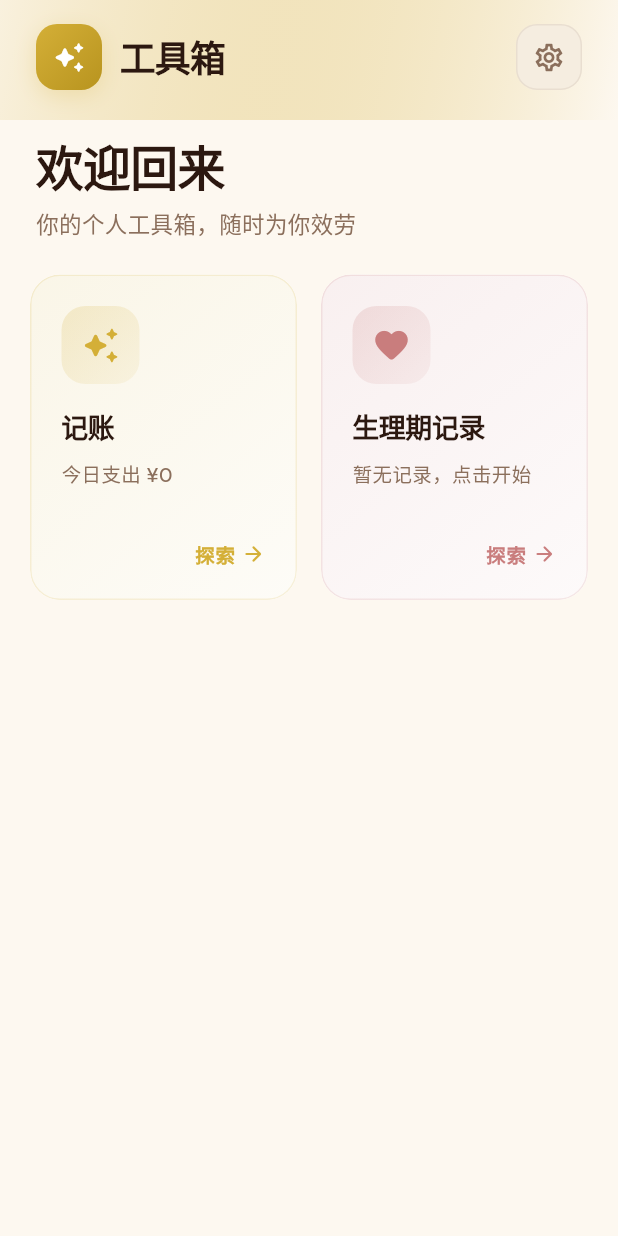
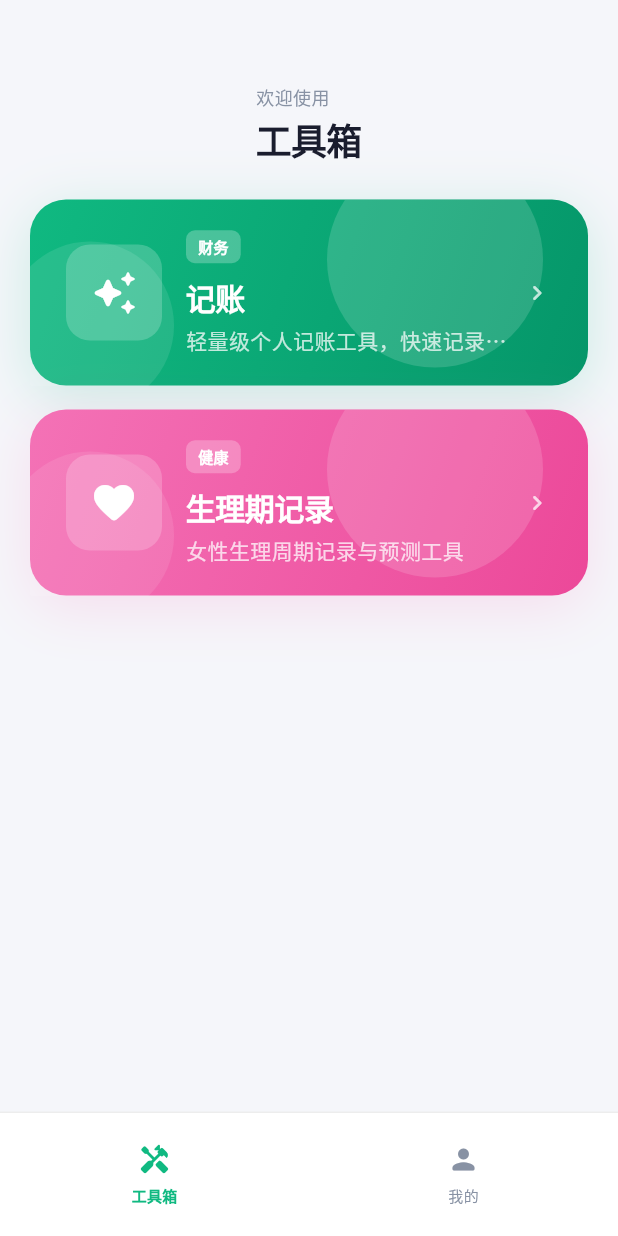
Before and after one commit to yudidayeye/assistance, a Flutter app: the screen it shows after launch, on a phone screen of 412 x 824 dp. Run offline on Flutter 3.47's test engine with Material 3 defaults, Android fonts, the phone set to English and light mode, and no system bars; our stand-ins replace fl_chart, go_router, google_fonts, sqflite_common_ffi; accounts and stored records are empty.

Commit message:
feat: 首页 redesign 为 Figma 工具箱风格 + 修复所有 lint 警告
- 新增 featured_card.dart：高渐变特色卡片（绿色/粉色），含装饰圆形、分类标签、箭头
- 新增 toolbox_bottom_nav.dart：自定义底部导航栏（工具箱/我的）
- 重写 home_page.dart：背景 #f5f6fa，欢迎使用+工具箱头部，FeaturedCard 列表，底部导航
- 标记 module_card.dart 为 DEPRECATED
- 修复 17 项 lint 警告：activeColor 废弃、未使用 import/字段、use_build_context 守卫、花括号缺失等
- flutter analyze 通过：No issues found

```diff
--- a/lib/core/settings/settings_page.dart
+++ b/lib/core/settings/settings_page.dart
@@ -243,7 +243,7 @@ class _SettingsPageState extends State<SettingsPage> {
                 await _settings.setModuleEnabled(module.moduleId, val);
                 setState(() {});
               },
-              activeColor: module.themeColor,
+              activeThumbColor: module.themeColor,
               activeTrackColor: module.themeColor.withAlpha(60),
               inactiveThumbColor: appTheme.earthMedium,
               inactiveTrackColor: appTheme.creamDark,
--- a/lib/core/storage/database_service.dart
+++ b/lib/core/storage/database_service.dart
@@ -1,4 +1,3 @@
-import 'package:sqflite/sqflite.dart';
 import 'package:sqflite_common_ffi/sqflite_ffi.dart';
 import 'package:path/path.dart' as p;
 import 'dart:io' show Platform;
--- a/lib/core/theme/app_theme.dart
+++ b/lib/core/theme/app_theme.dart
@@ -8,7 +8,6 @@ class AppTheme {
   AppTheme._();
 
   // ── 通用属性 ──────────────────────────────────────
-  static const double _r = 16.0;
   static const Color _white = Colors.white;
   static const Color _error = Color(0xFFCF6679);
 
--- a/lib/modules/accounting/models/category.dart
+++ b/lib/modules/accounting/models/category.dart
@@ -43,6 +43,7 @@ class Category {
     final codePoint = map['icon_code_point'] as int;
     final fontFamily = map['icon_font_family'] as String? ?? 'MaterialIcons';
 
+    // ignore: non_const_argument_for_const_parameter
     final iconData = IconData(codePoint, fontFamily: fontFamily);
 
     return Category(
--- a/lib/modules/accounting/pages/add_page.dart
+++ b/lib/modules/accounting/pages/add_page.dart
@@ -30,7 +30,6 @@ class _AddTransactionPageState extends State<AddTransactionPage>
   DateTime _selectedDate = DateTime.now();
   List<Category> _categories = [];
   late AnimationController _typeController;
-  late Animation<double> _typeScaleAnim;
 
   @override
   void initState() {
@@ -39,13 +38,6 @@ class _AddTransactionPageState extends State<AddTransactionPage>
       duration: const Duration(milliseconds: 300),
       vsync: this,
     );
-    _typeScaleAnim = Tween<double>(
-      begin: 1.0,
-      end: 0.95,
-    ).animate(CurvedAnimation(
-      parent: _typeController,
-      curve: Curves.easeInOut,
-    ));
 
     _loadCategories();
     if (widget.editId != null) {
@@ -164,7 +156,7 @@ class _AddTransactionPageState extends State<AddTransactionPage>
         _note = '';
         _selectedDate = DateTime.now();
       });
-    } else {
+    } else if (mounted) {
       context.pop();
     }
   }
--- a/lib/modules/accounting/pages/category_settings.dart
+++ b/lib/modules/accounting/pages/category_settings.dart
@@ -493,7 +493,7 @@ class _CategorySettingsPageState extends State<CategorySettingsPage> {
                             sortOrder: currentCats.length,
                           ),
                         );
-                        Navigator.pop(ctx);
+                        if (ctx.mounted) Navigator.pop(ctx);
                         _loadCategories();
                       },
                       child: Container(
--- a/lib/modules/accounting/widgets/pie_chart.dart
+++ b/lib/modules/accounting/widgets/pie_chart.dart
@@ -33,7 +33,6 @@ class ExpensePieChart extends StatelessWidget {
           sections: stats.asMap().entries.map((entry) {
             final index = entry.key;
             final stat = entry.value;
-            final cat = stat.category;
             final color = _getCategoryColor(appTheme, index);
 
             return PieChartSectionData(
--- a/lib/modules/period_tracker/pages/record_page.dart
+++ b/lib/modules/period_tracker/pages/record_page.dart
@@ -399,7 +399,7 @@ class _PeriodRecordPageState extends State<PeriodRecordPage> {
 
     await PeriodService.instance.insertRecord(record);
 
-    if (!context.mounted) return;
+    if (!mounted) return;
 
     ScaffoldMessenger.of(context).showSnackBar(
       SnackBar(
@@ -420,6 +420,6 @@ class _PeriodRecordPageState extends State<PeriodRecordPage> {
       ),
     );
 
-    context.pop(true);
+    if (mounted) context.pop(true);
   }
 }
--- a/lib/modules/period_tracker/pages/stats_page.dart
+++ b/lib/modules/period_tracker/pages/stats_page.dart
@@ -18,7 +18,6 @@ class PeriodStatsPage extends StatefulWidget {
 class _PeriodStatsPageState extends State<PeriodStatsPage>
     with SingleTickerProviderStateMixin {
   List<PeriodRecord> _records = [];
-  PredictionResult? _prediction;
   bool _loading = true;
   late AnimationController _statsController;
   late Animation<double> _statsFadeAnim;
@@ -48,12 +47,11 @@ class _PeriodStatsPageState extends State<PeriodStatsPage>
     _statsController.reset();
 
     final records = await PeriodService.instance.getAllRecords();
-    final prediction = PredictionService.instance.predict(records);
+    PredictionService.instance.predict(records);
 
     if (mounted) {
       setState(() {
         _records = records;
-        _prediction = prediction;
         _loading = false;
       });
       _statsController.forward();
@@ -98,12 +96,13 @@ class _PeriodStatsPageState extends State<PeriodStatsPage>
     String regularity = '数据不足';
     if (cycleLengths.length >= 3) {
       final stdDev = _calculateStdDev(cycleLengths);
-      if (stdDev < 3)
+      if (stdDev < 3) {
         regularity = '规律';
-      else if (stdDev < 7)
+      } else if (stdDev < 7) {
         regularity = '一般';
-      else
+      } else {
         regularity = '不规律';
+      }
     }
 
     return Scaffold(
@@ -575,7 +574,7 @@ class _PeriodStatsPageState extends State<PeriodStatsPage>
                     child: GestureDetector(
                       onTap: () async {
                         await PeriodService.instance.deleteRecord(id);
-                        Navigator.pop(ctx);
+                        if (ctx.mounted) Navigator.pop(ctx);
                         _loadData();
                       },
                       child: Container(
--- a/lib/modules/period_tracker/widgets/period_calendar.dart
+++ b/lib/modules/period_tracker/widgets/period_calendar.dart
@@ -1,5 +1,4 @@
 import 'package:flutter/material.dart';
-import 'package:google_fonts/google_fonts.dart';
 import '../services/prediction_service.dart';
 import '../models/period_record.dart';
 import '../../../shared/utils/date_utils.dart';
--- a/lib/pages/home_page.dart
+++ b/lib/pages/home_page.dart
@@ -2,11 +2,12 @@ import 'package:flutter/material.dart';
 import 'package:go_router/go_router.dart';
 import 'package:google_fonts/google_fonts.dart';
 import '../core/module_system/module_registry.dart';
+import '../core/module_system/tool_module.dart';
 import '../core/settings/settings_service.dart';
-import '../shared/widgets/module_card.dart';
-import '../core/theme/theme_extension.dart';
+import '../shared/widgets/featured_card.dart';
+import '../shared/widgets/toolbox_bottom_nav.dart';
 
-/// 首页 — 奢华自然主义风格
+/// 首页 — 工具箱展示页
 class HomePage extends StatefulWidget {
   const HomePage({super.key});
 
@@ -14,206 +15,134 @@ class HomePage extends StatefulWidget {
   State<HomePage> createState() => _HomePageState();
 }
 
-class _HomePageState extends State<HomePage>
-    with SingleTickerProviderStateMixin {
+class _HomePageState extends State<HomePage> {
+  int _selectedTabIndex = 0;
   final SettingsService _settings = SettingsService.instance;
-  late AnimationController _headerController;
-  late Animation<double> _headerFadeAnim;
-  late Animation<Offset> _headerSlideAnim;
 
   @override
   void initState() {
     super.initState();
-    _headerController = AnimationController(
-      duration: const Duration(milliseconds: 800),
-      vsync: this,
-    );
-    _headerFadeAnim = CurvedAnimation(
-      parent: _headerController,
-      curve: Curves.easeOut,
-    );
-    _headerSlideAnim = Tween<Offset>(
-      begin: const Offset(0, -0.3),
-      end: Offset.zero,
-    ).animate(CurvedAnimation(
-      parent: _headerController,
-      curve: Curves.easeOutCubic,
-    ));
-
-    _headerController.forward();
-  }
-
-  @override
-  void dispose() {
-    _headerController.dispose();
-    super.dispose();
+    _selectedTabIndex = 0;
   }
 
   @override
   Widget build(BuildContext context) {
-    final theme = Theme.of(context);
-    final appTheme = theme.appTheme;
     final enabledModules = ModuleRegistry.instance.getEnabledModules(_settings);
 
     return Scaffold(
-      backgroundColor: appTheme.cream,
-      body: CustomScrollView(
-        physics: const BouncingScrollPhysics(),
-        slivers: [
+      backgroundColor: const Color(0xFFf5f6fa),
+      body: Column(
+        children: [
           // 头部区域
-          SliverToBoxAdapter(
-            child: FadeTransition(
-              opacity: _headerFadeAnim,
-              child: SlideTransition(
-                position: _headerSlideAnim,
-                child: _buildHeader(context, appTheme),
-              ),
-            ),
-          ),
-
-          // 欢迎语
-          SliverToBoxAdapter(
-            child: Padding(
-              padding: const EdgeInsets.fromLTRB(24, 8, 24, 24),
+          Padding(
+            padding: const EdgeInsets.fromLTRB(20, 56, 20, 24),
             child: Column(
               crossAxisAlignment: CrossAxisAlignment.start,
               children: [
                 Text(
-                    '欢迎回来',
+                  '欢迎使用',
                   style: TextStyle(
-                      fontFamily: GoogleFonts.playfairDisplay().fontFamily,
-                      fontSize: 32,
-                      fontWeight: FontWeight.w700,
-                      color: appTheme.earth,
-                      letterSpacing: -0.5,
+                    fontFamily: GoogleFonts.dmSans().fontFamily,
+                    fontSize: 12,
+                    fontWeight: FontWeight.w500,
+                    color: const Color(0xFF8892a4),
                   ),
                 ),
                 const SizedBox(height: 4),
                 Text(
-                    '你的个人工具箱，随时为你效劳',
+                  '工具箱',
                   style: TextStyle(
-                      fontSize: 15,
-                      color: appTheme.earthMedium,
-                      fontWeight: FontWeight.w400,
+                    fontFamily: GoogleFonts.robotoSlab().fontFamily,
+                    fontSize: 24,
+                    fontWeight: FontWeight.w700,
+                    color: const Color(0xFF1a1d2e),
+                    height: 1.33,
+                    letterSpacing: -0.5,
                   ),
                 ),
               ],
             ),
           ),
+
+          // 特色功能卡片列表
+          Expanded(
+            child: ListView(
+              padding: const EdgeInsets.symmetric(horizontal: 20),
+              children: _buildFeaturedCards(enabledModules),
+            ),
           ),
 
-          // 模块网格
-          SliverPadding(
-            padding: const EdgeInsets.fromLTRB(20, 0, 20, 100),
-            sliver: SliverGrid(
-              gridDelegate: const SliverGridDelegateWithFixedCrossAxisCount(
-                crossAxisCount: 2,
-                mainAxisSpacing: 16,
-                crossAxisSpacing: 16,
-                childAspectRatio: 0.82,
-              ),
-              delegate: SliverChildBuilderDelegate(
-                (context, index) {
-                  final module = enabledModules[index];
-                  return ModuleCard(
-                    module: module,
-                    index: index,
-                  );
+          // 底部导航栏
+          ToolboxBottomNav(
+            selectedIndex: _selectedTabIndex,
+            onTap: (index) {
+              if (index == _selectedTabIndex) return;
+              setState(() => _selectedTabIndex = index);
+              if (index == 1) {
+                context.push('/settings');
+              }
             },
-                childCount: enabledModules.length,
-              ),
-            ),
           ),
         ],
       ),
     );
   }
 
-  Widget _buildHeader(BuildContext context, AppThemeExtension appTheme) {
-    return Container(
-      padding: EdgeInsets.fromLTRB(
-          24, MediaQuery.of(context).padding.top + 16, 24, 20),
-      decoration: BoxDecoration(
-        gradient: LinearGradient(
+  List<Widget> _buildFeaturedCards(List<ToolModule> modules) {
+    if (modules.isEmpty) return [];
+
+    final widgets = <Widget>[];
+
+    for (final module in modules) {
+      widgets.add(
+        FeaturedCard(
+          module: module,
+          categoryLabel: _getCategoryLabel(module),
+          gradient: _getGradient(module),
+        ),
+      );
+      widgets.add(const SizedBox(height: 16));
+    }
+
+    // Remove last SizedBox
+    if (widgets.isNotEmpty) {
+      widgets.removeLast();
+    }
+
+    return widgets;
+  }
+
+  String _getCategoryLabel(ToolModule module) {
+    switch (module.moduleId) {
+      case 'accounting':
+        return '财务';
+      case 'period_tracker':
+        return '健康';
+      default:
+        return '工具';
+    }
+  }
+
+  LinearGradient _getGradient(ToolModule module) {
+    switch (module.moduleId) {
+      case 'accounting':
+        return const LinearGradient(
+          colors: [Color(0xFF10b981), Color(0xFF059669)],
           begin: Alignment.topLeft,
           end: Alignment.bottomRight,
-          colors: [
-            appTheme.primary.withAlpha(25),
-            appTheme.cream,
-          ],
-        ),
-      ),
-      child: Row(
-        mainAxisAlignment: MainAxisAlignment.spaceBetween,
-        children: [
-          // Logo 和标题
-          Row(
-            children: [
-              Container(
-                width: 44,
-                height: 44,
-                decoration: BoxDecoration(
-                  borderRadius: BorderRadius.circular(14),
-                  gradient: LinearGradient(
+        );
+      case 'period_tracker':
+        return const LinearGradient(
+          colors: [Color(0xFFf472b6), Color(0xFFec4899)],
           begin: Alignment.topLeft,
           end: Alignment.bottomRight,
-                    colors: [
-                      appTheme.primary,
-                      appTheme.primaryDark,
-                    ],
-                  ),
-                  boxShadow: [
-                    BoxShadow(
-                      color: appTheme.primary.withAlpha(60),
-                      blurRadius: 12,
-                      offset: const Offset(0, 4),
-                    ),
-                  ],
-                ),
-                child: const Center(
-                  child: Icon(
-                    Icons.auto_awesome_rounded,
-                    color: Colors.white,
-                    size: 22,
-                  ),
-                ),
-              ),
-              const SizedBox(width: 12),
-              Text(
-                '工具箱',
-                style: TextStyle(
-                  fontFamily: GoogleFonts.playfairDisplay().fontFamily,
-                  fontSize: 24,
-                  fontWeight: FontWeight.w700,
-                  color: appTheme.earth,
-                  letterSpacing: -0.5,
-                ),
-              ),
-            ],
-          ),
-
-          // 设置按钮
-          Container(
-            width: 44,
-            height: 44,
-            decoration: BoxDecoration(
-              color: appTheme.creamDark,
-              borderRadius: BorderRadius.circular(14),
-              border: Border.all(
-                color: appTheme.earthMedium.withAlpha(30),
-              ),
-            ),
-            child: IconButton(
-              icon: Icon(
-                Icons.settings_outlined,
-                color: appTheme.earthMedium,
-                size: 22,
-              ),
-              onPressed: () => context.push('/settings'),
-            ),
-          ),
-        ],
-      ),
+        );
+      default:
+        return LinearGradient(
+          colors: [module.themeColor, module.themeColor.withAlpha(0xB4)],
+          begin: Alignment.topLeft,
+          end: Alignment.bottomRight,
         );
     }
   }
+}
--- /dev/null
+++ b/lib/shared/widgets/featured_card.dart
@@ -0,0 +1,172 @@
+import 'package:flutter/material.dart';
+import 'package:google_fonts/google_fonts.dart';
+import '../../core/module_system/tool_module.dart';
+import 'package:go_router/go_router.dart';
+
+/// 特色功能卡片 — 工具箱首页展示卡片
+/// 对应 Figma 设计中的 tall gradient card（绿色/粉色渐变）
+class FeaturedCard extends StatelessWidget {
+  final ToolModule module;
+  final String categoryLabel;
+  final LinearGradient gradient;
+  final VoidCallback? onTap;
+
+  const FeaturedCard({
+    super.key,
+    required this.module,
+    required this.categoryLabel,
+    required this.gradient,
+    this.onTap,
+  });
+
+  @override
+  Widget build(BuildContext context) {
+    final shadowColor = gradient.colors.first.withAlpha(0x30);
+
+    return GestureDetector(
+      onTap: onTap ?? () => context.push('/${module.moduleId}'),
+      child: Container(
+        height: 124,
+        decoration: BoxDecoration(
+          borderRadius: BorderRadius.circular(24),
+          gradient: gradient,
+          boxShadow: [
+            BoxShadow(
+              color: shadowColor,
+              blurRadius: 32,
+              offset: const Offset(0, 8),
+              spreadRadius: 0,
+            ),
+          ],
+        ),
+        child: Stack(
+          children: [
+            // 装饰性半透明圆形
+            _buildDecoCircle(
+              top: -32,
+              right: 30,
+              size: 144,
+              alpha: 38,
+            ),
+            _buildDecoCircle(
+              bottom: -16,
+              left: -16,
+              size: 112,
+              alpha: 25,
+            ),
+
+            // 主要内容行
+            Padding(
+              padding: const EdgeInsets.symmetric(horizontal: 24, vertical: 16),
+              child: Row(
+                children: [
+                  // 左侧：64x64 图标容器
+                  _buildIconContainer(),
+                  const SizedBox(width: 16),
+
+                  // 中间：分类标签 + 标题 + 副标题
+                  Expanded(
+                    child: Column(
+                      crossAxisAlignment: CrossAxisAlignment.start,
+                      mainAxisAlignment: MainAxisAlignment.center,
+                      children: [
+                        _buildCategoryPill(),
+                        const SizedBox(height: 8),
+                        Text(
+                          module.displayName,
+                          style: TextStyle(
+                            fontFamily: GoogleFonts.robotoSlab().fontFamily,
+                            fontSize: 20,
+                            fontWeight: FontWeight.w700,
+                            color: Colors.white,
+                            letterSpacing: -0.3,
+                          ),
+                        ),
+                        const SizedBox(height: 4),
+                        Text(
+                          module.description,
+                          style: TextStyle(
+                            fontFamily: GoogleFonts.dmSans().fontFamily,
+                            fontSize: 14,
+                            fontWeight: FontWeight.w500,
+                            color: Colors.white.withAlpha(191),
+                          ),
+                          maxLines: 1,
+                          overflow: TextOverflow.ellipsis,
+                        ),
+                      ],
+                    ),
+                  ),
+
+                  // 右侧：箭头图标
+                  Icon(
+                    Icons.chevron_right_rounded,
+                    size: 20,
+                    color: Colors.white.withAlpha(191),
+                  ),
+                ],
+              ),
+            ),
+          ],
+        ),
+      ),
+    );
+  }
+
+  Widget _buildDecoCircle({
+    double? top,
+    double? bottom,
+    double? left,
+    double? right,
+    required double size,
+    required int alpha,
+  }) {
+    return Positioned(
+      top: top,
+      bottom: bottom,
+      left: left,
+      right: right,
+      child: Container(
+        width: size,
+        height: size,
+        decoration: BoxDecoration(
+          color: Colors.white.withAlpha(alpha),
+          shape: BoxShape.circle,
+        ),
+      ),
+    );
+  }
+
+  Widget _buildIconContainer() {
+    return Container(
+      width: 64,
+      height: 64,
+      decoration: BoxDecoration(
+        color: Colors.white.withAlpha(51),
+        borderRadius: BorderRadius.circular(16),
+      ),
+      child: Center(
+        child: module.icon.build(size: 32, color: Colors.white),
+      ),
+    );
+  }
+
+  Widget _buildCategoryPill() {
+    return Container(
+      padding: const EdgeInsets.symmetric(horizontal: 8, vertical: 4),
+      decoration: BoxDecoration(
+        color: Colors.white.withAlpha(64),
+        borderRadius: BorderRadius.circular(6),
+      ),
+      child: Text(
+        categoryLabel,
+        style: TextStyle(
+          fontFamily: GoogleFonts.dmSans().fontFamily,
+          fontSize: 10,
+          fontWeight: FontWeight.w600,
+          color: Colors.white,
+        ),
+      ),
+    );
+  }
+}
--- a/lib/shared/widgets/module_card.dart
+++ b/lib/shared/widgets/module_card.dart
@@ -6,6 +6,8 @@ import '../../core/module_system/module_summary.dart';
 import '../../core/theme/theme_extension.dart';
 
 /// 首页模块卡片 — 奢华自然主义风格
+/// ⚠️ DEPRECATED: 首页已 redesign 为 FeaturedCard，此组件暂保留以备后用。
+/// 确认不再需要后可安全删除。
 class ModuleCard extends StatefulWidget {
   final ToolModule module;
   final int index;
--- /dev/null
+++ b/lib/shared/widgets/toolbox_bottom_nav.dart
@@ -0,0 +1,96 @@
+import 'package:flutter/material.dart';
+import 'package:google_fonts/google_fonts.dart';
+
+/// 工具箱底部导航栏
+class ToolboxBottomNav extends StatelessWidget {
+  final int selectedIndex;
+  final ValueChanged<int> onTap;
+
+  const ToolboxBottomNav({
+    super.key,
+    required this.selectedIndex,
+    required this.onTap,
+  });
+
+  static const _selectedColor = Color(0xFF10b981);
+  static const _unselectedColor = Color(0xFF8892a4);
+
+  @override
+  Widget build(BuildContext context) {
+    return Container(
+      margin: const EdgeInsets.only(top: 14),
+      decoration: BoxDecoration(
+        color: Colors.white,
+        border: Border(
+          top: BorderSide(
+            color: Colors.black.withAlpha(18),
+          ),
+        ),
+      ),
+      child: Row(
+        children: [
+          Expanded(
+            child: _NavItem(
+              icon: Icons.handyman_rounded,
+              label: '工具箱',
+              isSelected: selectedIndex == 0,
+              onTap: () => onTap(0),
+            ),
+          ),
+          Expanded(
+            child: _NavItem(
+              icon: Icons.person_rounded,
+              label: '我的',
+              isSelected: selectedIndex == 1,
+              onTap: () => onTap(1),
+            ),
+          ),
+        ],
+      ),
+    );
+  }
+}
+
+class _NavItem extends StatelessWidget {
+  final IconData icon;
+  final String label;
+  final bool isSelected;
+  final VoidCallback onTap;
+
+  const _NavItem({
+    required this.icon,
+    required this.label,
+    required this.isSelected,
+    required this.onTap,
+  });
+
+  @override
+  Widget build(BuildContext context) {
+    final color = isSelected
+        ? ToolboxBottomNav._selectedColor
+        : ToolboxBottomNav._unselectedColor;
+
+    return GestureDetector(
+      onTap: onTap,
+      child: SizedBox(
+        height: 82,
+        child: Column(
+          mainAxisAlignment: MainAxisAlignment.center,
+          children: [
+            Icon(icon, size: 22, color: color),
+            const SizedBox(height: 6),
+            Text(
+              label,
+              style: TextStyle(
+                fontFamily: GoogleFonts.dmSans().fontFamily,
+                fontSize: 10,
+                fontWeight: isSelected ? FontWeight.w600 : FontWeight.w500,
+                color: color,
+              ),
+            ),
+          ],
+        ),
+      ),
+    );
+  }
+}
```
Lines whose indentation alone changed are shown as unchanged.
